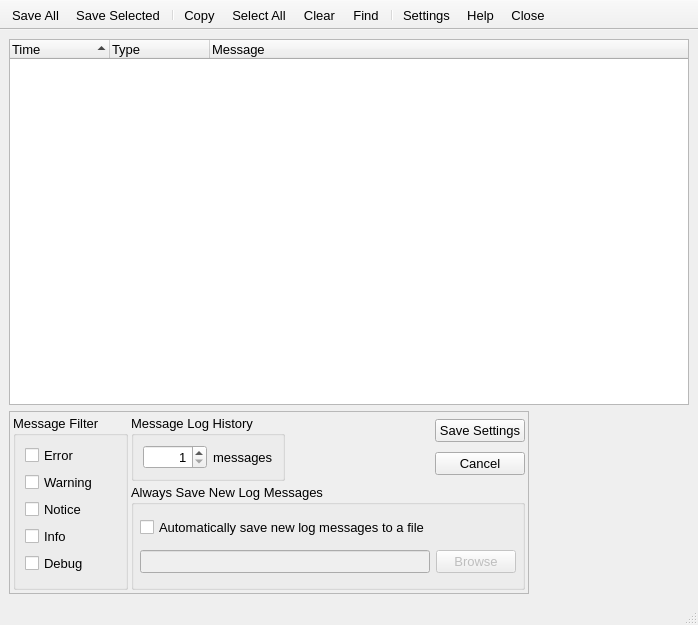
Qt form src/gui/log/messagelog.ui (a-ilin/vidalia) before a commit.
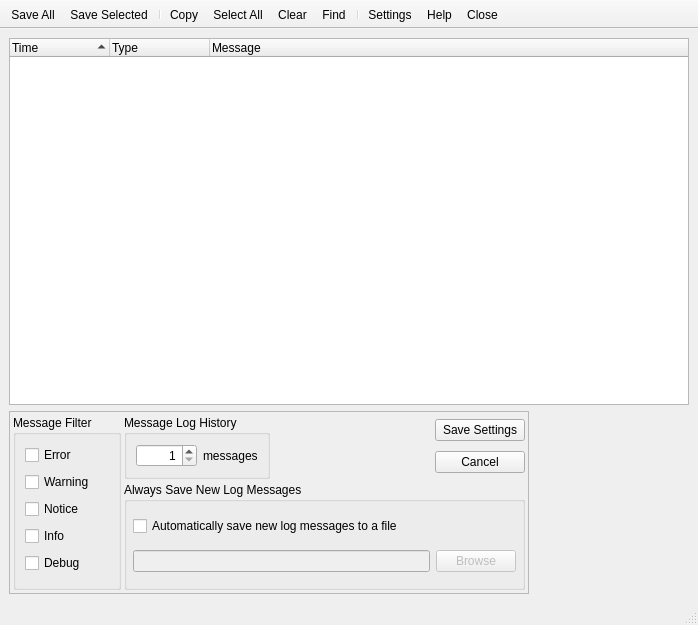
The same form after that commit. Icons and pictures are not drawn. Custom widgets are drawn as their Qt base class.

Commit message:
Stop mandating a font size of 10 everywhere. This looks crummy and inconsistent on Mac.
svn:r2064

Patch:
```diff
--- a/src/gui/log/messagelog.ui
+++ b/src/gui/log/messagelog.ui
@@ -12,11 +12,6 @@
     <height>625</height>
    </rect>
   </property>
-  <property name="font" >
-   <font>
-    <pointsize>10</pointsize>
-   </font>
-  </property>
   <property name="contextMenuPolicy" >
    <enum>Qt::NoContextMenu</enum>
   </property>
@@ -335,11 +330,6 @@
           </item>
           <item>
            <widget class="QLabel" name="lblMessageCount" >
-            <property name="font" >
-             <font>
-              <pointsize>10</pointsize>
-             </font>
-            </property>
             <property name="contextMenuPolicy" >
              <enum>Qt::NoContextMenu</enum>
             </property>
@@ -499,11 +489,6 @@
    <property name="statusTip" >
     <string>Clear all messages from the Message Log (Ctrl+E)</string>
    </property>
-   <property name="font" >
-    <font>
-     <pointsize>10</pointsize>
-    </font>
-   </property>
    <property name="shortcut" >
     <string>Ctrl+E</string>
    </property>
@@ -524,11 +509,6 @@
    <property name="statusTip" >
     <string>Copy the selected messages to the clipboard (Ctrl+C)</string>
    </property>
-   <property name="font" >
-    <font>
-     <pointsize>10</pointsize>
-    </font>
-   </property>
    <property name="shortcut" >
     <string>Ctrl+C</string>
    </property>
@@ -546,11 +526,6 @@
    <property name="statusTip" >
     <string>Select all messages (Ctrl+A)</string>
    </property>
-   <property name="font" >
-    <font>
-     <pointsize>10</pointsize>
-    </font>
-   </property>
    <property name="shortcut" >
     <string>Ctrl+A</string>
    </property>
@@ -565,11 +540,6 @@
    <property name="statusTip" >
     <string>Save all messages to a file</string>
    </property>
-   <property name="font" >
-    <font>
-     <pointsize>10</pointsize>
-    </font>
-   </property>
   </action>
   <action name="actionSave_Selected" >
    <property name="icon" >
@@ -581,11 +551,6 @@
    <property name="statusTip" >
     <string>Save selected messages to a file</string>
    </property>
-   <property name="font" >
-    <font>
-     <pointsize>10</pointsize>
-    </font>
-   </property>
   </action>
   <action name="actionSettings" >
    <property name="checkable" >
@@ -600,11 +565,6 @@
    <property name="statusTip" >
     <string>Adjust Message Log Settings</string>
    </property>
-   <property name="font" >
-    <font>
-     <pointsize>10</pointsize>
-    </font>
-   </property>
    <property name="shortcut" >
     <string>Ctrl+T</string>
    </property>
@@ -619,11 +579,6 @@
    <property name="statusTip" >
     <string>Show the help browser</string>
    </property>
-   <property name="font" >
-    <font>
-     <pointsize>10</pointsize>
-    </font>
-   </property>
    <property name="shortcut" >
     <string>F1</string>
    </property>
@@ -638,11 +593,6 @@
    <property name="statusTip" >
     <string>Close the Message Log</string>
    </property>
-   <property name="font" >
-    <font>
-     <pointsize>10</pointsize>
-    </font>
-   </property>
    <property name="shortcut" >
     <string>Esc</string>
    </property>
@@ -660,11 +610,6 @@
    <property name="statusTip" >
     <string>Find all messages containing the search text (Ctrl+F)</string>
    </property>
-   <property name="font" >
-    <font>
-     <pointsize>10</pointsize>
-    </font>
-   </property>
    <property name="shortcut" >
     <string>Ctrl+F</string>
    </property>
```
Left out of the diff: 10 changed lines with no effect on the pictures. The commit also changes 11 other files.
